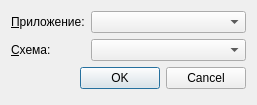
Qt form terminal/src/configdialog.ui (Automiq/alpha.protort) before a commit.
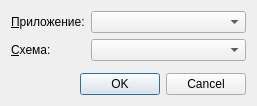
The same form after that commit.

```diff
--- a/terminal/src/configdialog.ui
+++ b/terminal/src/configdialog.ui
@@ -48,7 +48,7 @@
      </item>
     </layout>
    </item>
-   <item row="3" column="0" colspan="2">
+   <item row="4" column="0" colspan="2">
     <widget class="QDialogButtonBox" name="buttonBox">
      <property name="orientation">
       <enum>Qt::Horizontal</enum>
@@ -58,6 +58,19 @@
      </property>
     </widget>
    </item>
+   <item row="3" column="0">
+    <spacer name="verticalSpacer">
+     <property name="orientation">
+      <enum>Qt::Vertical</enum>
+     </property>
+     <property name="sizeHint" stdset="0">
+      <size>
+       <width>20</width>
+       <height>40</height>
+      </size>
+     </property>
+    </spacer>
+   </item>
   </layout>
  </widget>
  <resources/>
```
